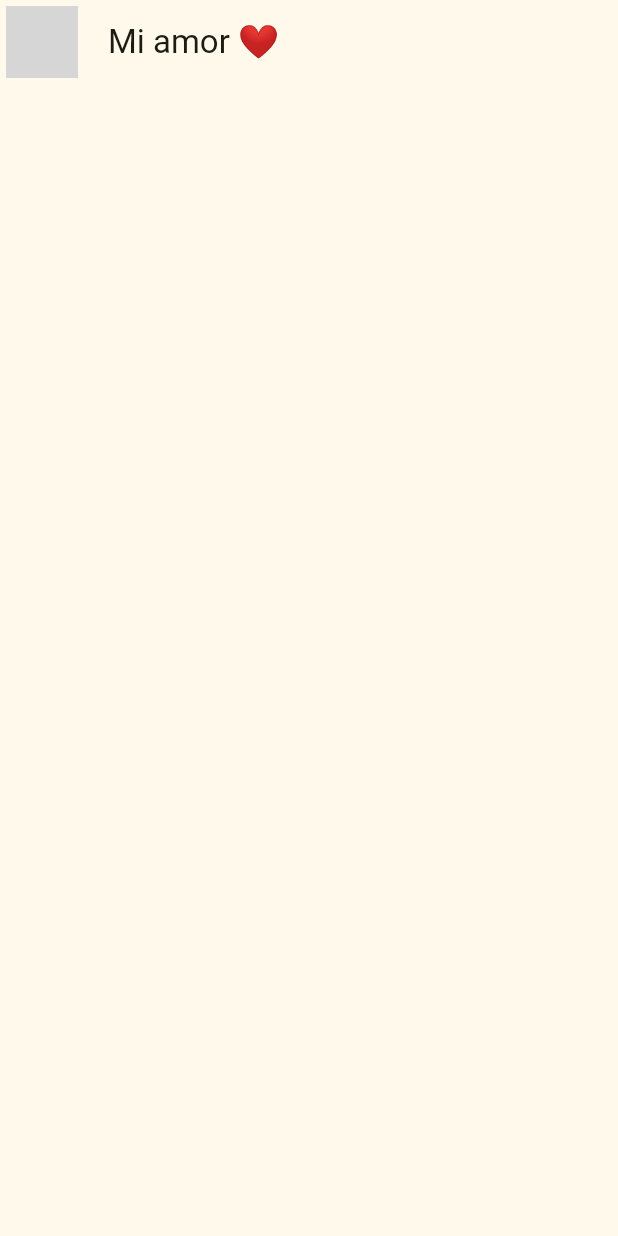
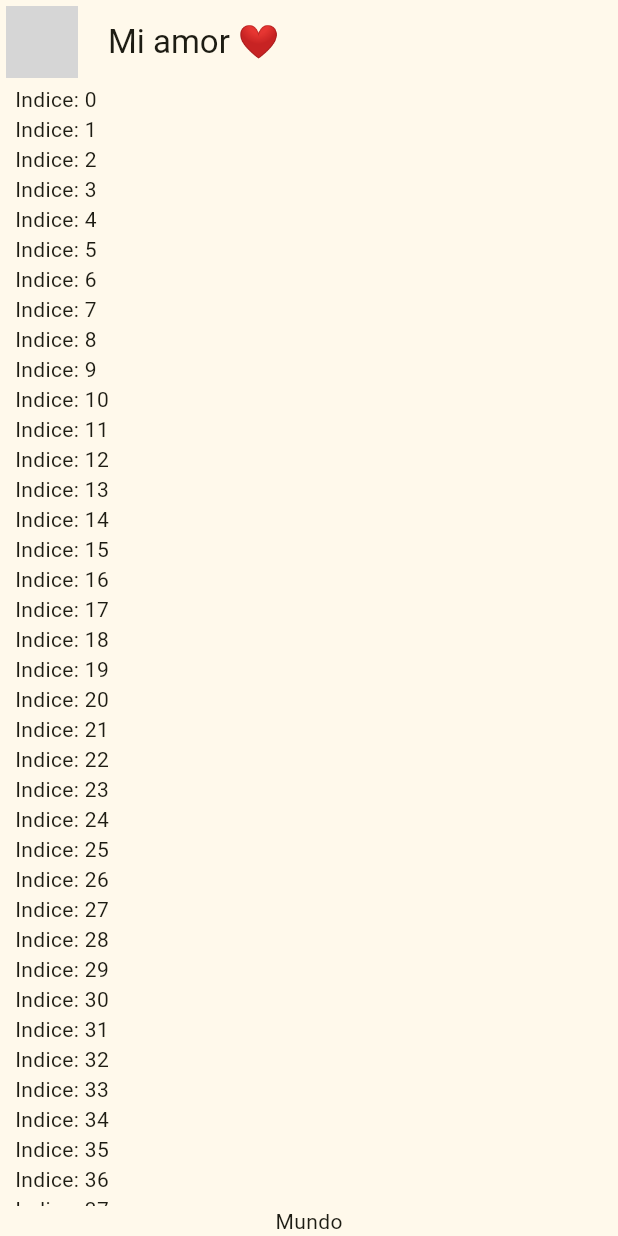
Before and after one commit to RodrigoGabrielSanabria/PracticaFlutter, a Flutter app: the screen it shows after launch, on a phone screen of 412 x 824 dp. Run offline on Flutter 3.47's test engine with Material 3 defaults, Android fonts, the phone set to English and light mode, and no system bars; network calls fail; grey boxes are pictures that could not be loaded.

Commit message:
Update chat_screen.dart

```diff
--- a/yes_no_app/lib/presentation/chat/chat_screen.dart
+++ b/yes_no_app/lib/presentation/chat/chat_screen.dart
@@ -19,6 +19,32 @@ class ChatScreen extends StatelessWidget {
         title: const Text('Mi amor ❤️'),
         centerTitle: false,
       ),
+      body: _ChatView(),
+    );
+
+  }
+}
+
+class _ChatView extends StatelessWidget {
+
+  @override
+  Widget build(BuildContext context) {
+    return SafeArea(  //se usa para que no interfiera con los gestos del telefono
+      child: Padding(
+        padding: const EdgeInsets.symmetric(horizontal: 10), //agrega un borde para que el contenido no este pegado a los bordes
+        child: Column(
+          children: [//Expanded: Abarca una parte de la pantalla  para mostrar el contenido distribuido
+            Expanded(child: ListView.builder(
+              itemCount: 100,
+              itemBuilder: (context, index) {
+                  return Text('Indice: $index');
+              },)),
+
+           //Teclado en esta seccion
+           Text('Mundo'),
+          ],
+        ),
+      ),
     );
   }
 }
```
